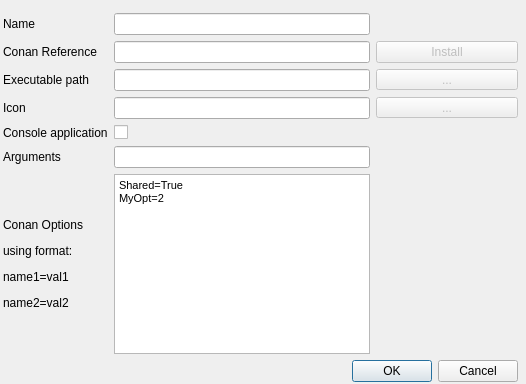
Qt form src/conan_app_launcher/ui/app_grid/app_edit.ui (goszpeti/conan_explorer) before a commit.
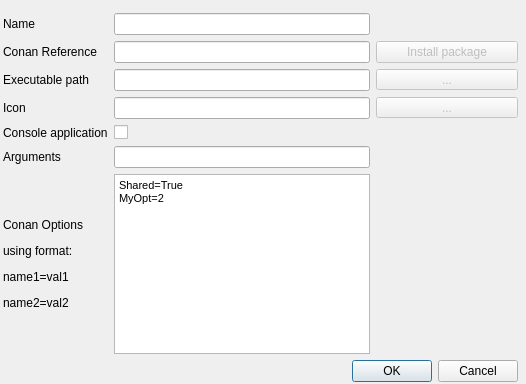
The same form after that commit. Custom widgets are drawn as their Qt base class.

Commit message: Finsh initial implementation of Package Explorer

Diff of the .ui file:
```diff
--- a/src/conan_app_launcher/ui/app_grid/app_edit.ui
+++ b/src/conan_app_launcher/ui/app_grid/app_edit.ui
@@ -36,7 +36,7 @@
      <number>3</number>
     </property>
     <item>
-     <layout class="QGridLayout" name="gridLayout">
+     <layout class="QGridLayout" name="gridLayout" rowstretch="0,1,0,0,0,0,0">
       <item row="0" column="1">
        <widget class="QLineEdit" name="name_line_edit"/>
       </item>
@@ -164,7 +164,7 @@
          <bool>false</bool>
         </property>
         <property name="text">
-         <string>Install</string>
+         <string>Install package</string>
         </property>
         <property name="flat">
          <bool>false</bool>
```
Left out of the diff: 15 changed lines with no effect on the pictures. The commit also changes 17 other files.
